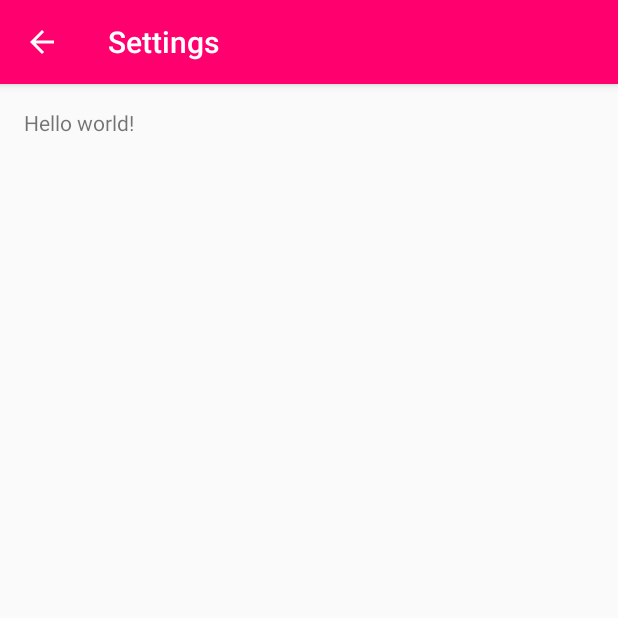
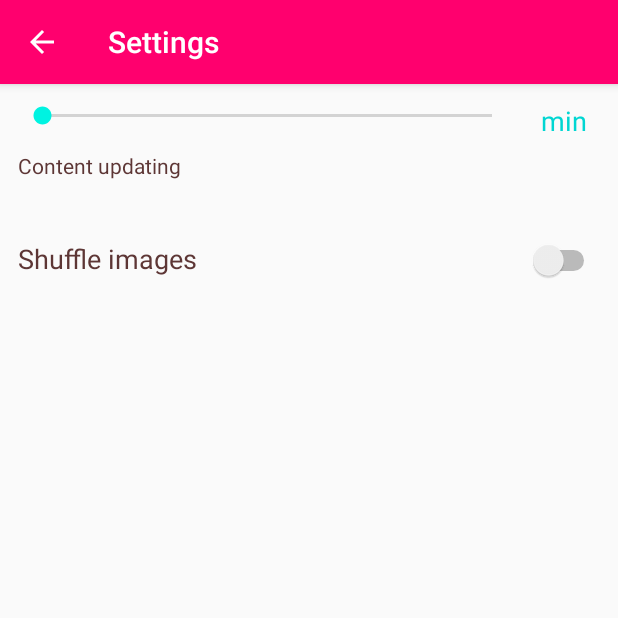
Before and after one commit to PelipetsOlga/Cool_Photos_2, an Android app: the SettingsActivity screen opened directly, with no data from a screen before it, on a phone screen of 412 x 824 dp, the top half of it. Run offline under Robolectric (Android 15) with nearby library versions, the phone set to English and light mode, and no system bars.

Commit message:
Settings layout

```diff
--- a/app/src/main/res/layout/activity_settings.xml
+++ b/app/src/main/res/layout/activity_settings.xml
@@ -1,12 +1,51 @@
-<RelativeLayout xmlns:android="http://schemas.android.com/apk/res/android"
-    xmlns:tools="http://schemas.android.com/tools" android:layout_width="match_parent"
-    android:layout_height="match_parent" android:paddingLeft="@dimen/activity_horizontal_margin"
-    android:paddingRight="@dimen/activity_horizontal_margin"
-    android:paddingTop="@dimen/activity_vertical_margin"
-    android:paddingBottom="@dimen/activity_vertical_margin"
+<GridLayout xmlns:android="http://schemas.android.com/apk/res/android"
+    xmlns:tools="http://schemas.android.com/tools"
+    android:layout_width="match_parent"
+    android:layout_height="match_parent"
+    android:columnCount="2"
+    android:orientation="horizontal"
+    android:padding="8dp"
+    android:useDefaultMargins="true"
     tools:context="com.mobapply.happymoments.activity.SettingsActivity">
 
-    <TextView android:text="@string/hello_world" android:layout_width="wrap_content"
-        android:layout_height="wrap_content" />
 
-</RelativeLayout>
+    <SeekBar
+        android:id="@+id/seekbar"
+        android:layout_width="0dp"
+        android:layout_height="wrap_content"
+        android:layout_columnWeight="1"
+        android:layout_gravity="fill_horizontal" />
+
+    <TextView
+        android:layout_width="wrap_content"
+        android:layout_height="wrap_content"
+        android:layout_gravity="center_horizontal|center_vertical"
+        android:text="@string/tv_min"
+        android:textAppearance="?android:attr/textAppearanceMedium"
+        android:textColor="@color/color_selected_menu" />
+
+    <TextView
+        android:layout_width="wrap_content"
+        android:layout_height="wrap_content"
+        android:layout_gravity="left"
+        android:text="@string/tv_content_updating"
+        android:textAppearance="?android:attr/textAppearance"
+        android:textColor="@color/color_text_settings" />
+
+    <TextView
+        android:layout_width="wrap_content"
+        android:layout_height="wrap_content"
+        android:layout_column="0"
+        android:layout_gravity="left"
+        android:paddingTop="32dp"
+        android:text="@string/tv_shuffle_images"
+        android:textAppearance="?android:attr/textAppearanceMedium"
+        android:textColor="@color/color_text_settings" />
+
+    <Switch
+        android:id="@+id/switch_shuffle"
+        android:layout_width="wrap_content"
+        android:layout_height="wrap_content"
+        android:layout_gravity="center_horizontal" />
+
+</GridLayout>
--- a/app/src/main/res/values/strings.xml
+++ b/app/src/main/res/values/strings.xml
@@ -13,6 +13,11 @@
     <string name="action_sign_out">Sign Out &amp; Stop</string>
     <string name="title_activity_select_album">SelectAlbumsActivity</string>
 
+    <string name="tv_min">min</string>
+    <string name="tv_content_updating">Content updating</string>
+    <string name="tv_shuffle_images">Shuffle images</string>
+
+
     <string name="hello_world">Hello world!</string>
     <string name="title_activity_pictures">PicturesActivity</string>
     <string name="title_activity_select_pictures">SelectPicturesActivity</string>
```
